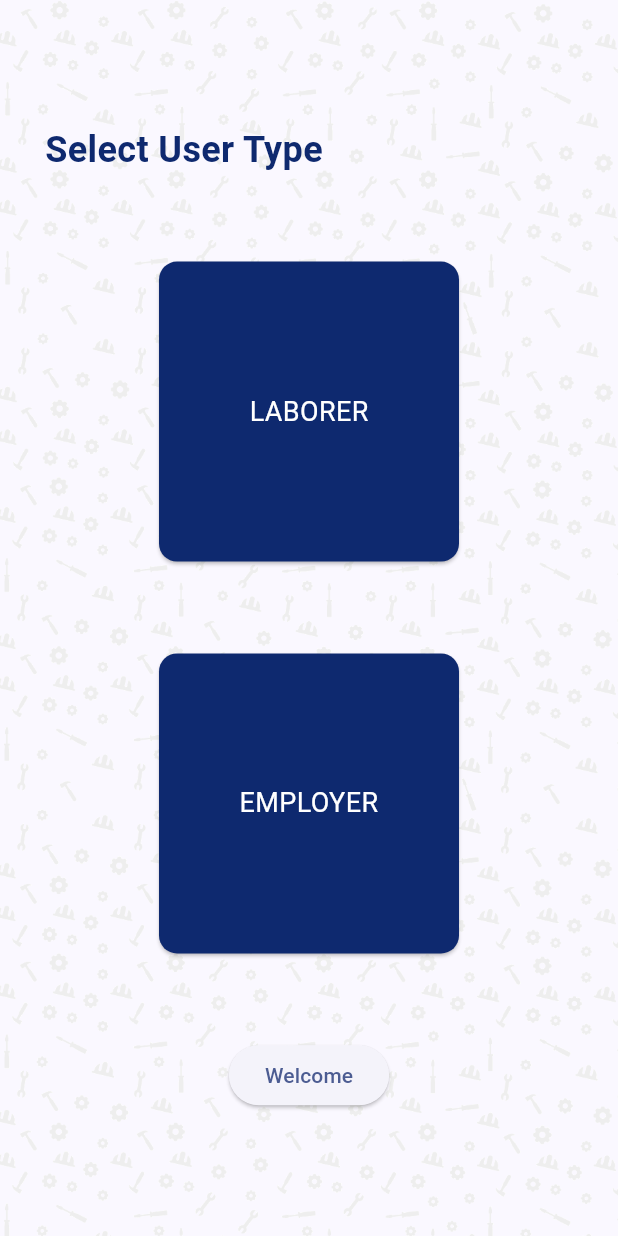
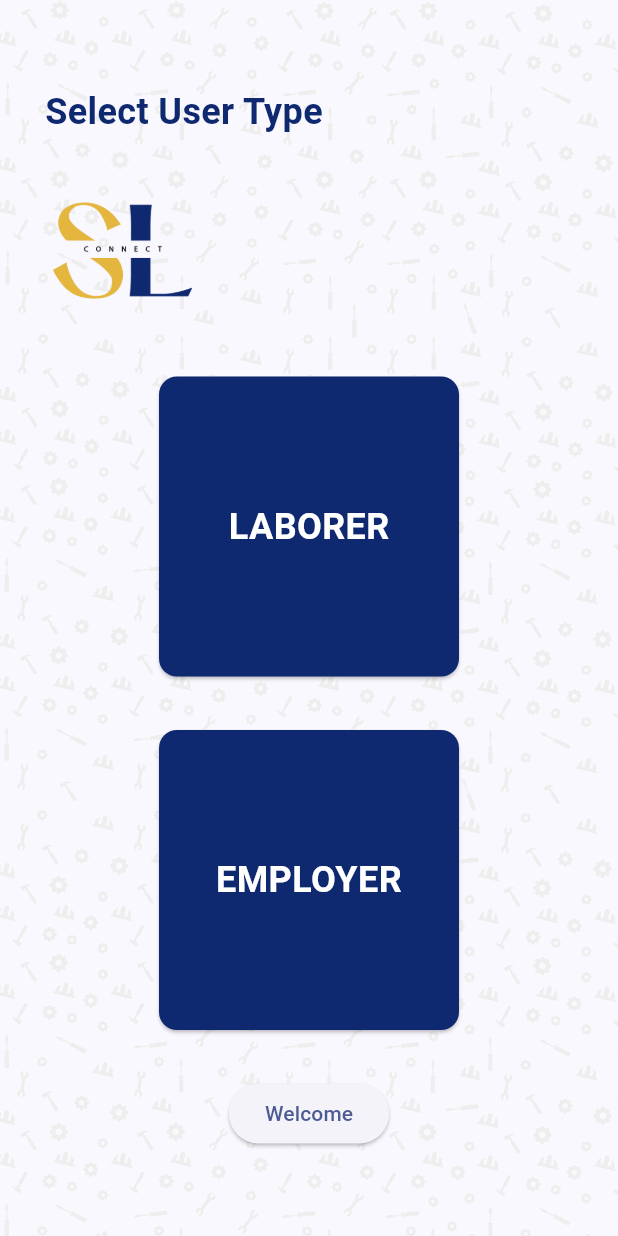
Before and after one commit to navaneethku/slconnect, a Flutter app: the LandingView screen opened by its route, on a phone screen of 412 x 824 dp. Run offline on Flutter 3.47's test engine with Material 2 defaults, Android fonts, the phone set to English and light mode, and no system bars; our stand-ins replace cloud_firestore, firebase_auth, firebase_core, get, google_fonts, lottie and 2 more; accounts and stored records are empty.

Commit message:
before major changes

```diff
--- a/slconnect/lib/app/modules/landing/views/landing_view.dart
+++ b/slconnect/lib/app/modules/landing/views/landing_view.dart
@@ -1,4 +1,5 @@
 import 'package:flutter/material.dart';
+import 'package:flutter/services.dart';
 
 import 'package:get/get.dart';
 import 'package:shared_preferences/shared_preferences.dart';
@@ -25,9 +26,14 @@ class LandingView extends GetView<LandingController> {
             crossAxisAlignment: CrossAxisAlignment.start,
             mainAxisAlignment: MainAxisAlignment.spaceEvenly,
             children: [
-              Text(
+              const Text(
                 "Select User Type",
                 style: largePrimaryBold,
+              ),
+              Image.asset(
+                "assets/images/logo.png",
+                width: 100,
+                height: 100,
               ),
               Align(
                 alignment: Alignment.center,
@@ -43,10 +49,10 @@ class LandingView extends GetView<LandingController> {
                     child: Container(
                       height: 200,
                       width: 200,
-                      child: Center(
+                      child: const Center(
                         child: Text(
                           "LABORER",
-                          style: mediumWhite,
+                          style: largeWhiteBold,
                         ),
                       ),
                     ),
@@ -64,13 +70,13 @@ class LandingView extends GetView<LandingController> {
                   },
                   child: Card(
                     color: _.isSelectedEmployer ? secondary : primary,
-                    child: SizedBox(
+                    child: Container(
                       height: 200,
                       width: 200,
-                      child: Center(
+                      child: const Center(
                         child: Text(
                           "EMPLOYER",
-                          style: mediumWhite,
+                          style: largeWhiteBold,
                           textAlign: TextAlign.center,
                         ),
                       ),
@@ -83,7 +89,7 @@ class LandingView extends GetView<LandingController> {
                 child: ElevatedButton(
                     statesController: MaterialStatesController(),
                     onPressed: () {
-                      Get.toNamed(Routes.PROFILE);
+                      Get.to(Routes.PROFILE);
                     },
                     child: const Text(
                       "Welcome",
--- a/slconnect/lib/consts/common_styles.dart
+++ b/slconnect/lib/consts/common_styles.dart
@@ -10,6 +10,10 @@ const TextStyle selectedLabelStyle =
     TextStyle(color: Colors.white, fontWeight: FontWeight.w500, fontSize: 12);
 
 const TextStyle mediumWhite = TextStyle(color: Colors.white, fontSize: 18);
+const TextStyle mediumWhiteBold =
+    TextStyle(color: Colors.white, fontSize: 18, fontWeight: FontWeight.bold);
+const TextStyle largeWhiteBold =
+    TextStyle(color: Colors.white, fontSize: 24, fontWeight: FontWeight.bold);
 const TextStyle mediumPrimary = TextStyle(color: primary, fontSize: 18);
 const TextStyle mediumPrimaryBold =
     TextStyle(color: primary, fontSize: 18, fontWeight: FontWeight.w600);
@@ -17,7 +21,7 @@ const TextStyle largePrimary = TextStyle(color: primary, fontSize: 24);
 const TextStyle largeBlack = TextStyle(color: primary, fontSize: 24);
 const TextStyle largePrimaryBold =
     TextStyle(color: primary, fontSize: 24, fontWeight: FontWeight.w600);
-    const TextStyle largePrimaryBlack =
+const TextStyle largePrimaryBlack =
     TextStyle(color: primary, fontSize: 24, fontWeight: FontWeight.w600);
 const textStyle = TextStyle(
   color: primary,
--- a/slconnect/lib/consts/firebase_consts.dart
+++ b/slconnect/lib/consts/firebase_consts.dart
@@ -1,5 +1,6 @@
 import 'package:cloud_firestore/cloud_firestore.dart';
 import 'package:firebase_auth/firebase_auth.dart';
+import 'package:shared_preferences/shared_preferences.dart';
 
 FirebaseAuth auth = FirebaseAuth.instance;
 FirebaseFirestore firestore = FirebaseFirestore.instance;
```
Also changed, not shown: slconnect/lib/firebase/db.dart (+27 -3 lines).
